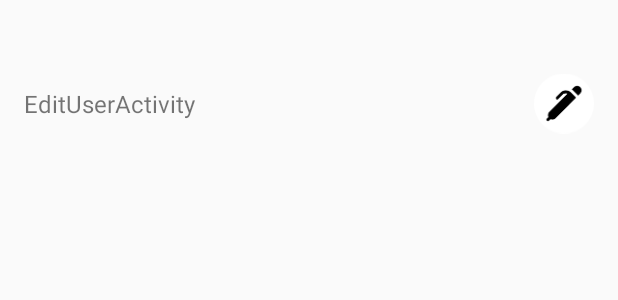
After one commit to TurtleIt31/AndriodRushAPp, an Android app built with Jetpack Compose: the layout activity_edituser.xml on its own in the app's theme, with its tools: preview values and no code run, on a phone screen of 412 x 824 dp. The commit adds this screen. Shown: the top 300 px of the screen. Run offline under Robolectric (Android 15) with nearby library versions, the phone set to English and light mode, and no system bars.

Commit message:
added some basic UI with code, not tested, added data models for some of the tables in the database

```diff
--- a/app/src/main/AndroidManifest.xml
+++ b/app/src/main/AndroidManifest.xml
@@ -12,6 +12,11 @@
         android:supportsRtl="true"
         android:theme="@style/Theme.RushApp"
         tools:targetApi="31">
+        <activity
+            android:name=".EditUserActivity"
+            android:exported="false"
+            android:label="@string/title_activity_edit_user"
+            android:theme="@style/Theme.RushApp" />
         <activity
             android:name=".NewUserActivity"
             android:exported="false"
--- /dev/null
+++ b/app/src/main/java/Data/Models/CustomerDAO.kt
@@ -0,0 +1,4 @@
+package Data.Models
+
+class CustomerDAO {
+}
--- /dev/null
+++ b/app/src/main/java/Data/Models/InvoiceDAO.kt
@@ -0,0 +1,4 @@
+package Data.Models
+
+class InvoiceDAO {
+}
--- /dev/null
+++ b/app/src/main/java/Data/Models/WorkshopDAO.kt
@@ -0,0 +1,4 @@
+package Data.Models
+
+class WorkshopDAO {
+}
--- /dev/null
+++ b/app/src/main/res/layout/activity_edituser.xml
@@ -0,0 +1,36 @@
+<?xml version="1.0" encoding="utf-8"?>
+<androidx.constraintlayout.widget.ConstraintLayout xmlns:android="http://schemas.android.com/apk/res/android"
+    xmlns:app="http://schemas.android.com/apk/res-auto"
+    xmlns:tools="http://schemas.android.com/tools"
+    android:layout_width="match_parent"
+    android:layout_height="wrap_content"
+    android:padding="8dp">
+
+    <!-- User Detail TextView -->
+    <TextView
+        android:id="@+id/userDetailText"
+        android:layout_width="0dp"
+        android:layout_height="wrap_content"
+        android:text="@string/User_Detail"
+        android:textSize="16sp"
+        app:layout_constraintStart_toStartOf="parent"
+        app:layout_constraintTop_toTopOf="parent"
+        app:layout_constraintBottom_toBottomOf="parent"
+        app:layout_constraintEnd_toStartOf="@+id/editIcon"
+        android:layout_marginEnd="8dp"
+        android:padding="8dp" />
+
+    <!-- Edit Icon -->
+    <ImageView
+        android:id="@+id/editIcon"
+        android:layout_width="56dp"
+        android:layout_height="122dp"
+        android:clickable="true"
+        android:contentDescription="@string/edit_profile_description"
+        android:focusable="true"
+        android:padding="8dp"
+        android:src="@drawable/edit_profile"
+        app:layout_constraintBottom_toBottomOf="parent"
+        app:layout_constraintEnd_toEndOf="parent"
+        app:layout_constraintTop_toTopOf="parent" />
+</androidx.constraintlayout.widget.ConstraintLayout>
--- a/app/src/main/res/values/strings.xml
+++ b/app/src/main/res/values/strings.xml
@@ -5,4 +5,7 @@
     <string name="title_activity_login">Activity_login</string>
     <string name="title_activity_profile">ProfileActivity</string>
     <string name="title_activity_create_account">CreateAccountActivity</string>
+    <string name="title_activity_edit_user">EditUserActivity</string>
+    <string name="User_Detail">EditUserActivity</string>
+    <string name="edit_profile_description">EditUserActivity</string>
 </resources>
```
Also changed, not shown: app/src/main/java/Data/Models/UserDAO.kt (added, +12 -0 lines), app/src/main/java/com/example/rushapp/EditUserActivity.kt (added, +48 -0 lines), app/src/main/java/com/example/rushapp/UserTableAdapter.kt (added, +35 -0 lines), app/src/main/res/drawable/recycler_border.xml (added, +8 -0 lines), app/src/main/res/layout/item_user_table_row.xml (added, +36 -0 lines).
